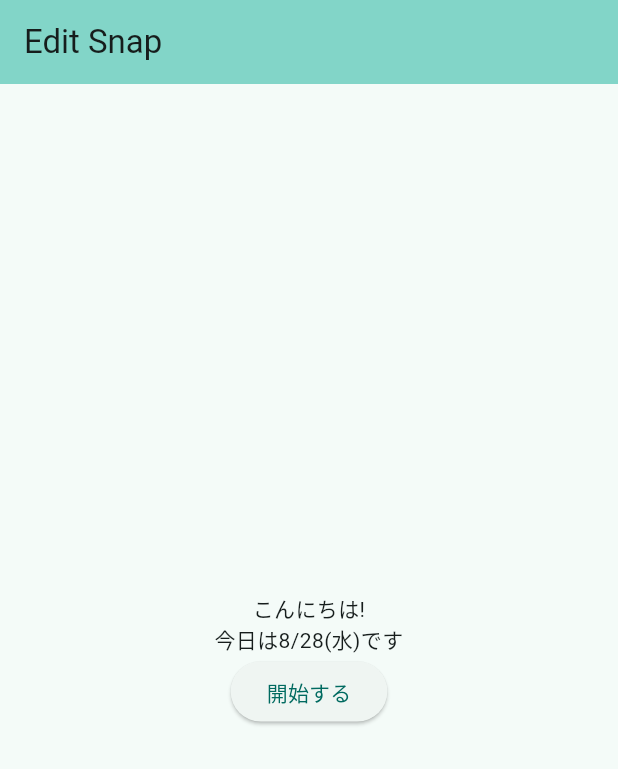
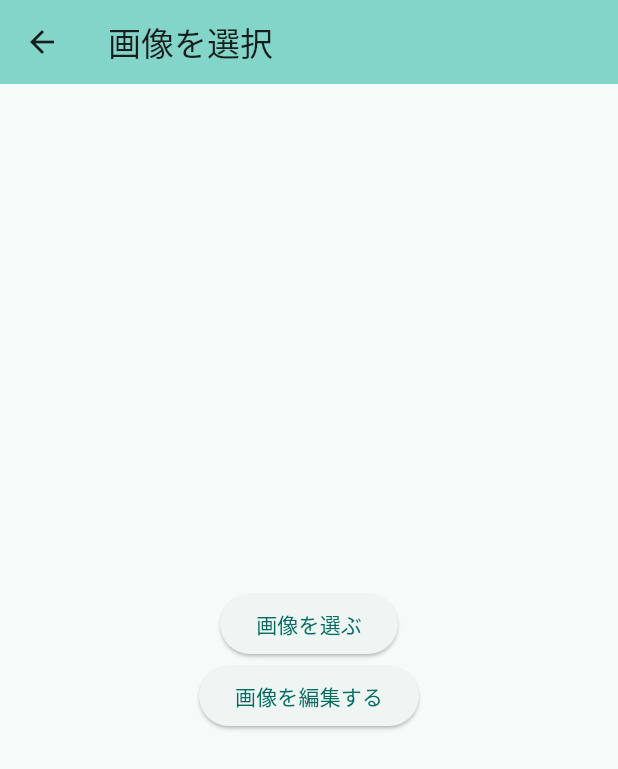
Before and after one commit to Naisinn/flutter_jissenn_06, a Flutter app: the screen it shows after launch, after a tap on "開始する", on a phone screen of 412 x 824 dp. Shown: the top 769 px of the screen. Run offline on Flutter 3.47's test engine with Material 3 defaults, Android fonts, the phone set to English and light mode, and no system bars; our stand-ins replace image_picker; generated files the repository leaves out were written again.

Commit message:
画像選択画面作成中

```diff
--- /dev/null
+++ b/lib/image_select_screen.dart
@@ -0,0 +1,42 @@
+import 'package:flutter/material.dart';
+import 'package:flutter_gen/gen_l10n/app_localizations.dart';
+import 'package:flutter/foundation.dart';
+import 'package:image_picker/image_picker.dart';
+import 'package:image/image.dart' as image_lib;
+
+class ImageSelectScreen extends StatefulWidget {
+  const ImageSelectScreen({super.key});
+
+  @override
+  State<ImageSelectScreen> createState() => _ImageSelectScreenState();
+}
+
+class _ImageSelectScreenState extends State<ImageSelectScreen> {
+  @override
+  Widget build(BuildContext context) {
+    final l10n = L10n.of(context);
+    return Scaffold(
+      appBar: AppBar(
+        backgroundColor: Theme.of(context).colorScheme.inversePrimary,
+        title: Text(l10n.imageSelectScreenTitle),
+      ),
+      body: Center(
+        child: Column(
+          mainAxisAlignment: MainAxisAlignment.center,
+          children: [
+            ElevatedButton(
+              // 「画像を選ぶ」ボタン
+              onPressed: () {},
+              child: Text(l10n.imageSelect),
+            ),
+            ElevatedButton(
+              // 「画像を編集する」ボタン
+              onPressed: () {},
+              child: Text(l10n.imageEdit),
+            ),
+          ],
+        ),
+      ),
+    );
+  }
+}
--- a/lib/l10n/app_ja.arb
+++ b/lib/l10n/app_ja.arb
@@ -10,5 +10,9 @@
       }
     }
   },
-  "start": "開始する"
+  "start": "開始する",
+
+  "imageSelectScreenTitle": "画像を選択",
+  "imageSelect": "画像を選ぶ",
+  "imageEdit": "画像を編集する"
 }
--- a/lib/start_screen.dart
+++ b/lib/start_screen.dart
@@ -1,4 +1,5 @@
 import 'package:flutter/material.dart';
+import 'package:flutter_jissenn_06/image_select_screen.dart';
 import 'package:flutter_gen/gen_l10n/app_localizations.dart';
 
 class StartScreen extends StatelessWidget {
@@ -22,7 +23,13 @@ class StartScreen extends StatelessWidget {
             ),
             ElevatedButton(
               child: Text(l10n.start),
-              onPressed: () {},
+              onPressed: () {
+                Navigator.of(context).push(
+                  MaterialPageRoute(
+                    builder: (context) => const ImageSelectScreen(),
+                  ),
+                );
+              },
             ),
           ],
         ),
--- a/pubspec.yaml
+++ b/pubspec.yaml
@@ -37,6 +37,8 @@ dependencies:
   flutter_localizations:
     sdk: flutter
   intl: any
+  image: ^4.2.0
+  image_picker: ^1.1.2
 
 dev_dependencies:
   flutter_test:
```
Also changed, not shown: pubspec.lock, 3 other files.
